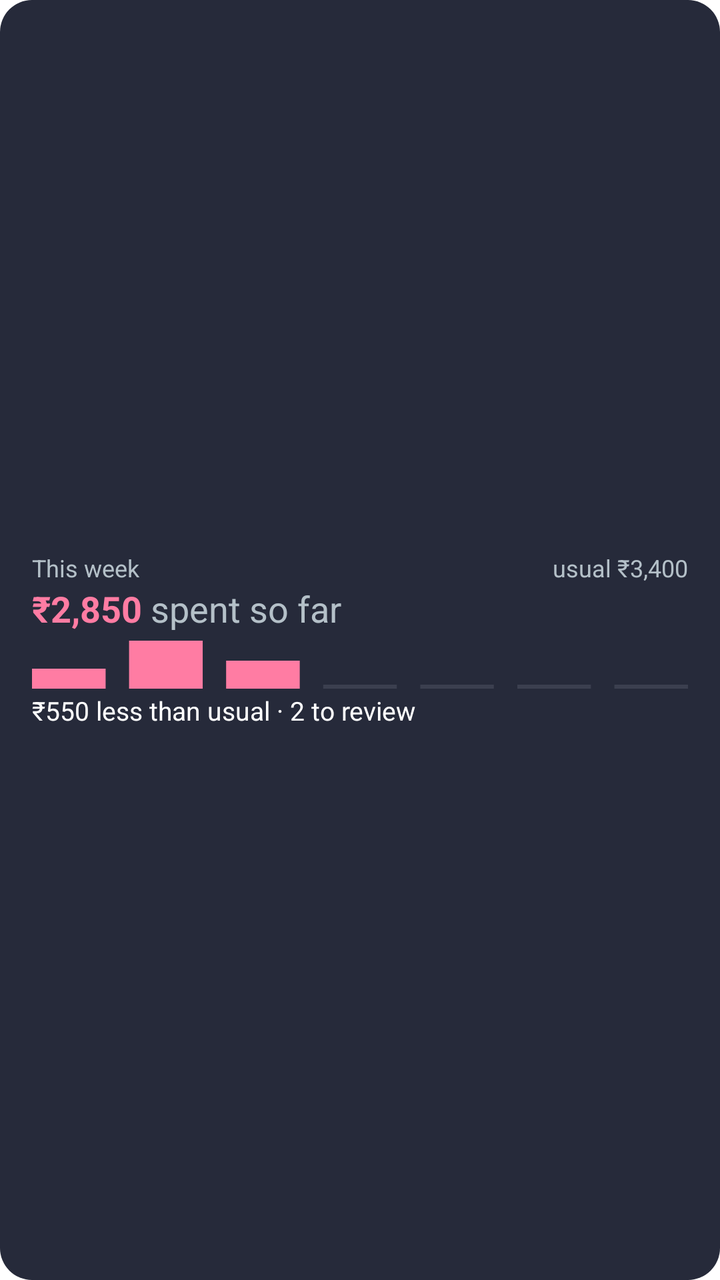
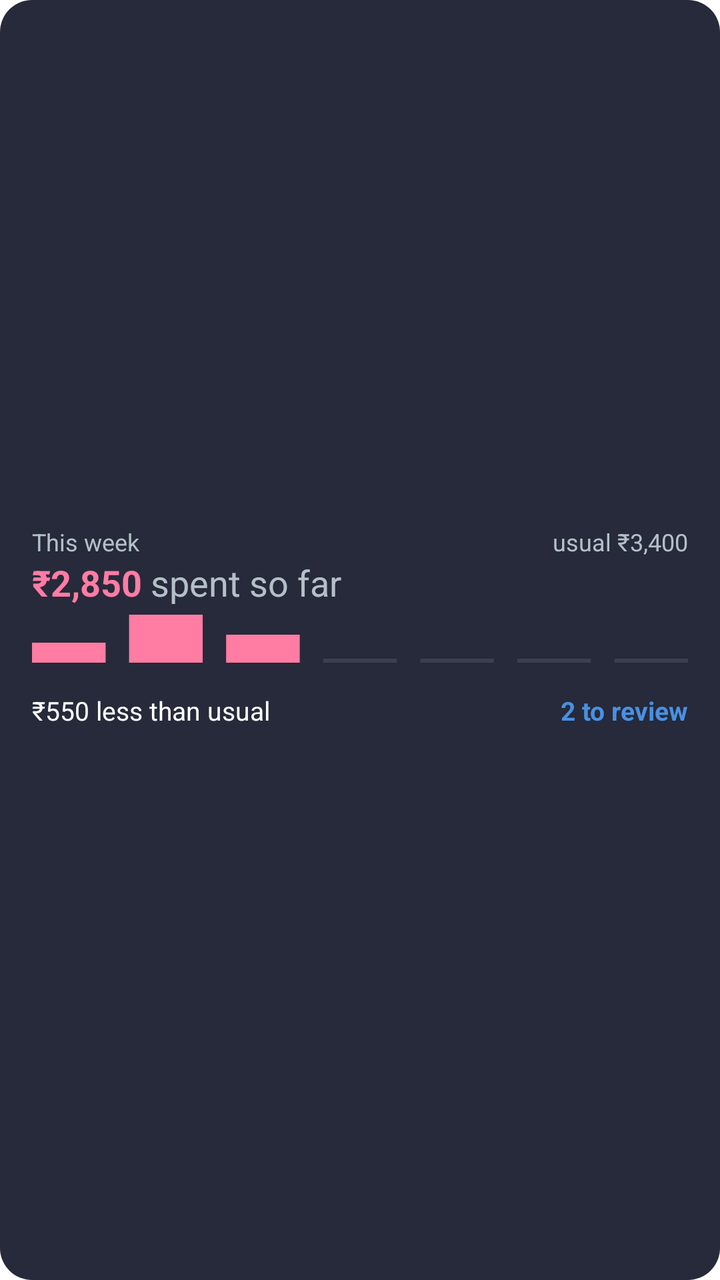

The first picture is an Android layout as it rendered before a commit; the second is the same layout after the commit. The layout source and the unified diff follow.
<!-- AndroidManifest.xml: fallback theme Theme.MaterialComponents.DayNight.NoActionBar -->
<!-- res/layout/home_widget_week_preview.xml -->
<?xml version="1.0" encoding="utf-8"?>
<FrameLayout xmlns:android="http://schemas.android.com/apk/res/android"
    android:layout_width="match_parent"
    android:layout_height="match_parent">

    <ImageView
        android:layout_width="match_parent"
        android:layout_height="match_parent"
        android:importantForAccessibility="no"
        android:scaleType="fitXY"
        android:src="@drawable/budget_widget_bg"
        android:tint="#262A3A" />

    <LinearLayout
        android:layout_width="match_parent"
        android:layout_height="match_parent"
        android:gravity="center_vertical"
        android:orientation="vertical"
        android:paddingHorizontal="16dp"
        android:paddingVertical="10dp">

        <LinearLayout
            android:layout_width="match_parent"
            android:layout_height="wrap_content"
            android:orientation="horizontal">

            <TextView
                android:layout_width="0dp"
                android:layout_height="wrap_content"
                android:layout_weight="1"
                android:maxLines="1"
                android:text="@string/home_widget_week_title"
                android:textColor="#B4C0C8"
                android:textSize="12sp" />

            <TextView
                android:layout_width="wrap_content"
                android:layout_height="wrap_content"
                android:layout_marginStart="8dp"
                android:maxLines="1"
                android:text="usual ₹3,400"
                android:textColor="#B4C0C8"
                android:textSize="12sp" />
        </LinearLayout>

        <LinearLayout
            android:layout_width="match_parent"
            android:layout_height="wrap_content"
            android:orientation="horizontal">

            <TextView
                android:layout_width="wrap_content"
                android:layout_height="wrap_content"
                android:maxLines="1"
                android:text="₹2,850"
                android:textColor="#FF7CA3"
                android:textSize="18sp"
                android:textStyle="bold" />

            <TextView
                android:layout_width="wrap_content"
                android:layout_height="wrap_content"
                android:maxLines="1"
                android:text=" spent so far"
                android:textColor="#B4C0C8"
                android:textSize="18sp" />
        </LinearLayout>

        <ImageView
            android:layout_width="match_parent"
            android:layout_height="24dp"
            android:layout_marginTop="4dp"
            android:importantForAccessibility="no"
            android:scaleType="fitXY"
            android:src="@drawable/widget_preview_week_strip" />

        <TextView
            android:layout_width="match_parent"
            android:layout_height="wrap_content"
            android:layout_marginTop="2dp"
            android:maxLines="1"
            android:text="₹550 less than usual · 2 to review"
            android:textColor="#FFFFFF"
            android:textSize="13sp" />
    </LinearLayout>
</FrameLayout>
<!-- resources referenced by this layout -->
<resources>
  <!-- drawable budget_widget_bg (drawable) -->
  <?xml version="1.0" encoding="utf-8"?>
  <shape xmlns:android="http://schemas.android.com/apk/res/android"
      android:shape="rectangle">
      <solid android:color="#FFFFFF" />
      <corners android:radius="16dp" />
  </shape>
  <!-- drawable widget_preview_week_strip (drawable) -->
  <?xml version="1.0" encoding="utf-8"?>
  <vector xmlns:android="http://schemas.android.com/apk/res/android"
      android:width="196dp"
      android:height="24dp"
      android:viewportWidth="196"
      android:viewportHeight="24">
      <path
          android:fillColor="#FF7CA3"
          android:pathData="M0,14h22v10h-22z M29,0h22v24h-22z M58,10h22v14h-22z" />
      <path
          android:fillColor="#3B3F4F"
          android:pathData="M87,22h22v2h-22z M116,22h22v2h-22z M145,22h22v2h-22z M174,22h22v2h-22z" />
  </vector>
  <string name="home_widget_week_title">This week</string>
</resources>

<!-- the commit's change to res/layout/home_widget_week_preview.xml (unified diff, before → after) -->
@@ -74,13 +74,34 @@
             android:scaleType="fitXY"
             android:src="@drawable/widget_preview_week_strip" />
 
-        <TextView
+        <LinearLayout
             android:layout_width="match_parent"
             android:layout_height="wrap_content"
             android:layout_marginTop="2dp"
-            android:maxLines="1"
-            android:text="₹550 less than usual · 2 to review"
-            android:textColor="#FFFFFF"
-            android:textSize="13sp" />
+            android:gravity="center_vertical"
+            android:orientation="horizontal">
+
+            <TextView
+                android:layout_width="0dp"
+                android:layout_height="wrap_content"
+                android:layout_weight="1"
+                android:maxLines="1"
+                android:text="₹550 less than usual"
+                android:textColor="#FFFFFF"
+                android:textSize="13sp" />
+
+            <TextView
+                android:layout_width="wrap_content"
+                android:layout_height="wrap_content"
+                android:gravity="center_vertical"
+                android:maxLines="1"
+                android:minHeight="44dp"
+                android:paddingStart="8dp"
+                android:paddingVertical="8dp"
+                android:text="2 to review"
+                android:textColor="#4A90E2"
+                android:textSize="13sp"
+                android:textStyle="bold" />
+        </LinearLayout>
     </LinearLayout>
 </FrameLayout>
